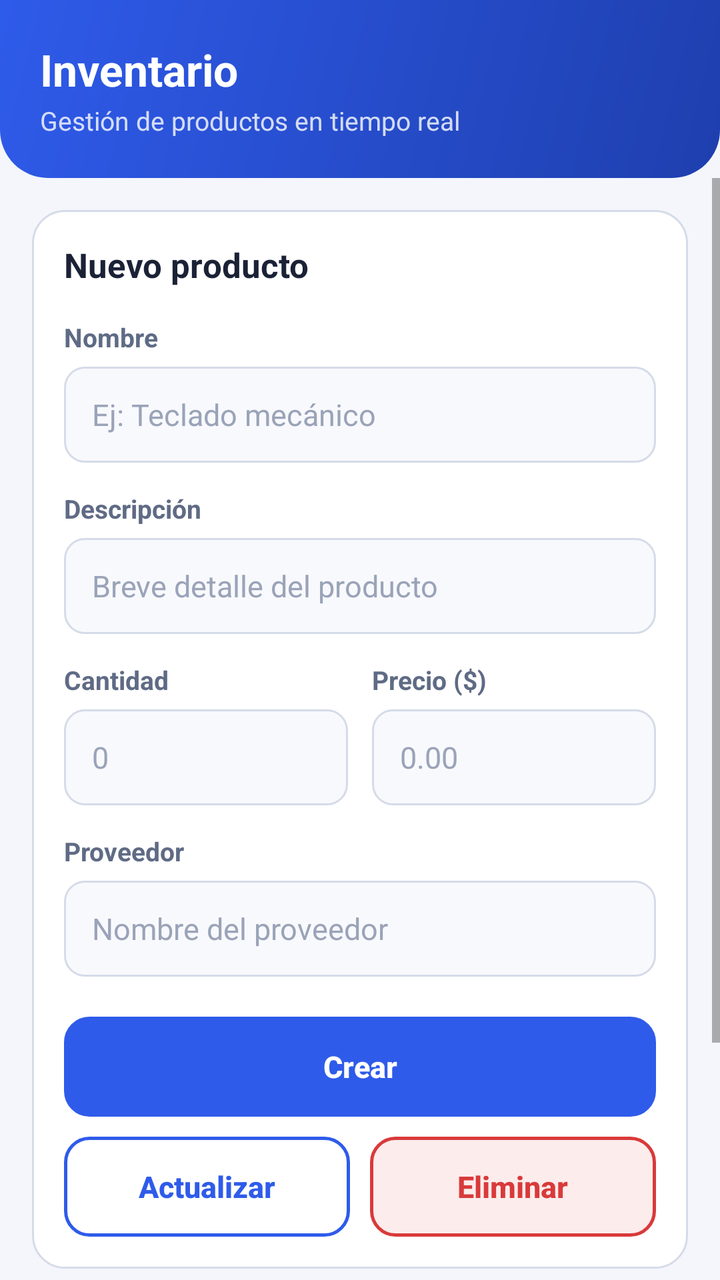
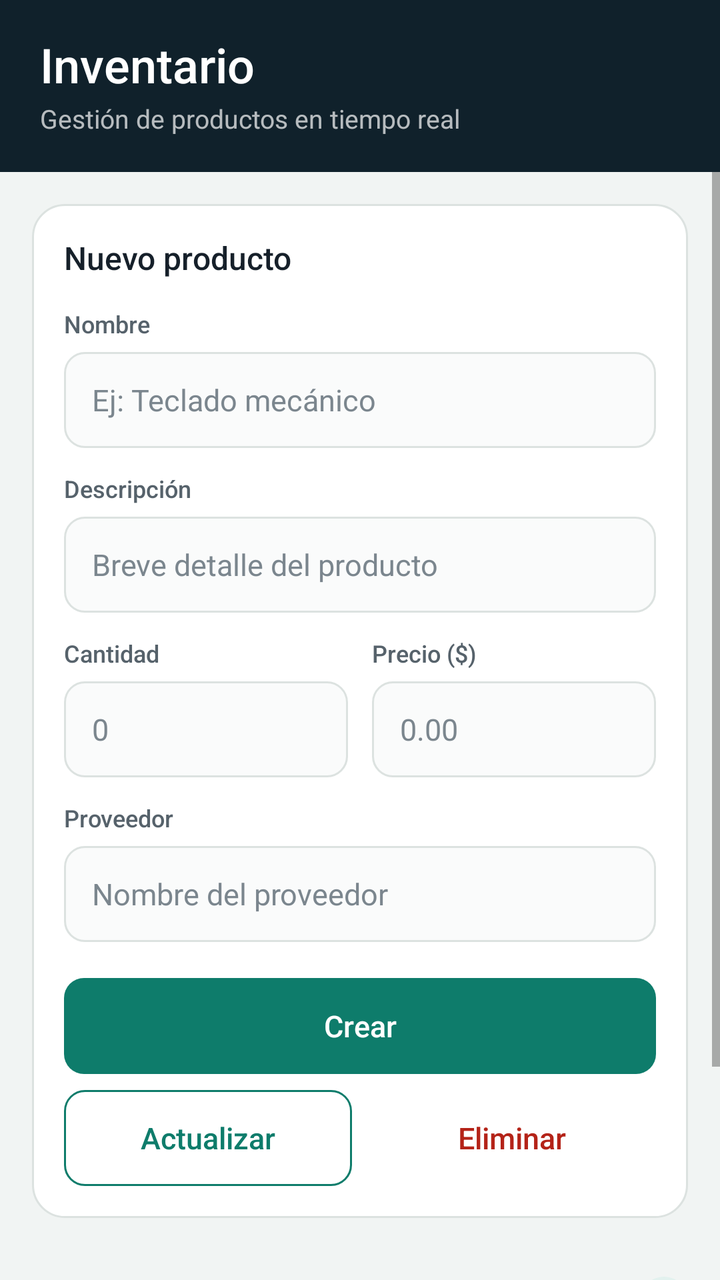

Screens rendered from an Android XML layout before and after an edit, with the pre-edit source and the edit as a unified diff.
<!-- AndroidManifest.xml: activity theme Theme.OperacionesCrud -->
<!-- res/layout/activity_main.xml -->
<?xml version="1.0" encoding="utf-8"?>
<LinearLayout xmlns:android="http://schemas.android.com/apk/res/android"
    android:id="@+id/root"
    android:layout_width="match_parent"
    android:layout_height="match_parent"
    android:background="@color/background"
    android:orientation="vertical">

    
    <LinearLayout
        android:id="@+id/header"
        android:layout_width="match_parent"
        android:layout_height="wrap_content"
        android:background="@drawable/bg_header"
        android:orientation="vertical"
        android:paddingStart="20dp"
        android:paddingTop="20dp"
        android:paddingEnd="20dp"
        android:paddingBottom="20dp">

        <TextView
            android:layout_width="wrap_content"
            android:layout_height="wrap_content"
            android:text="@string/titulo_app"
            android:textColor="@color/white"
            android:textSize="22sp"
            android:textStyle="bold" />

        <TextView
            android:layout_width="wrap_content"
            android:layout_height="wrap_content"
            android:layout_marginTop="2dp"
            android:text="@string/subtitulo_app"
            android:textColor="#CCFFFFFF"
            android:textSize="13sp" />
    </LinearLayout>

    <ScrollView
        android:id="@+id/svMain"
        android:layout_width="match_parent"
        android:layout_height="0dp"
        android:layout_weight="1"
        android:clipToPadding="false"
        android:fillViewport="true"
        android:overScrollMode="ifContentScrolls">

        <LinearLayout
            android:layout_width="match_parent"
            android:layout_height="wrap_content"
            android:orientation="vertical"
            android:padding="16dp">

            
            <LinearLayout
                android:layout_width="match_parent"
                android:layout_height="wrap_content"
                android:background="@drawable/bg_card"
                android:orientation="vertical"
                android:padding="16dp">

                <TextView
                    android:id="@+id/tvFormTitulo"
                    android:layout_width="match_parent"
                    android:layout_height="wrap_content"
                    android:layout_marginBottom="16dp"
                    android:text="@string/titulo_nuevo"
                    android:textColor="@color/text_primary"
                    android:textSize="17sp"
                    android:textStyle="bold" />

                
                <TextView
                    style="@style/FormLabel"
                    android:text="@string/hint_nombre" />

                <EditText
                    android:id="@+id/etNombre"
                    style="@style/FormInput"
                    android:layout_marginBottom="14dp"
                    android:hint="@string/placeholder_nombre"
                    android:inputType="textPersonName|textCapSentences" />

                
                <TextView
                    style="@style/FormLabel"
                    android:text="@string/hint_descripcion" />

                <EditText
                    android:id="@+id/etDescripcion"
                    style="@style/FormInput"
                    android:layout_marginBottom="14dp"
                    android:hint="@string/placeholder_descripcion"
                    android:inputType="text|textCapSentences" />

                
                <LinearLayout
                    android:layout_width="match_parent"
                    android:layout_height="wrap_content"
                    android:layout_marginBottom="14dp"
                    android:orientation="horizontal">

                    <LinearLayout
                        android:layout_width="0dp"
                        android:layout_height="wrap_content"
                        android:layout_marginEnd="6dp"
                        android:layout_weight="1"
                        android:orientation="vertical">

                        <TextView
                            style="@style/FormLabel"
                            android:text="@string/hint_cantidad" />

                        <EditText
                            android:id="@+id/etCantidad"
                            style="@style/FormInput"
                            android:hint="@string/placeholder_cantidad"
                            android:inputType="number" />
                    </LinearLayout>

                    <LinearLayout
                        android:layout_width="0dp"
                        android:layout_height="wrap_content"
                        android:layout_marginStart="6dp"
                        android:layout_weight="1"
                        android:orientation="vertical">

                        <TextView
                            style="@style/FormLabel"
                            android:text="@string/label_precio" />

                        <EditText
                            android:id="@+id/etPrecio"
                            style="@style/FormInput"
                            android:hint="@string/placeholder_precio"
                            android:inputType="numberDecimal" />
                    </LinearLayout>
                </LinearLayout>

                
                <TextView
                    style="@style/FormLabel"
                    android:text="@string/hint_proveedor" />

                <EditText
                    android:id="@+id/etProveedor"
                    style="@style/FormInput"
                    android:layout_marginBottom="20dp"
                    android:hint="@string/placeholder_proveedor"
                    android:inputType="text|textCapWords" />

                
                <Button
                    android:id="@+id/btnCrear"
                    style="@style/AppButton.Primary"
                    android:layout_width="match_parent"
                    android:text="@string/btn_crear" />

                <LinearLayout
                    android:layout_width="match_parent"
                    android:layout_height="wrap_content"
                    android:layout_marginTop="10dp"
                    android:orientation="horizontal">

                    <Button
                        android:id="@+id/btnActualizar"
                        style="@style/AppButton.Outline"
                        android:layout_width="0dp"
                        android:layout_marginEnd="5dp"
                        android:layout_weight="1"
                        android:text="@string/btn_actualizar" />

                    <Button
                        android:id="@+id/btnEliminar"
                        style="@style/AppButton.Danger"
                        android:layout_width="0dp"
                        android:layout_marginStart="5dp"
                        android:layout_weight="1"
                        android:text="@string/btn_eliminar" />
                </LinearLayout>
            </LinearLayout>

            
            <LinearLayout
                android:layout_width="match_parent"
                android:layout_height="wrap_content"
                android:layout_marginTop="24dp"
                android:layout_marginBottom="10dp"
                android:gravity="center_vertical"
                android:orientation="horizontal">

                <TextView
                    android:layout_width="0dp"
                    android:layout_height="wrap_content"
                    android:layout_weight="1"
                    android:text="@string/label_inventario"
                    android:textColor="@color/text_primary"
                    android:textSize="18sp"
                    android:textStyle="bold" />

                <TextView
                    android:id="@+id/tvContador"
                    android:layout_width="wrap_content"
                    android:layout_height="wrap_content"
                    android:background="@drawable/bg_chip"
                    android:paddingStart="12dp"
                    android:paddingTop="4dp"
                    android:paddingEnd="12dp"
                    android:paddingBottom="4dp"
                    android:textColor="@color/primary"
                    android:textSize="12sp"
                    android:textStyle="bold" />
            </LinearLayout>

            <EditText
                android:id="@+id/etBuscar"
                style="@style/FormInput"
                android:layout_marginBottom="14dp"
                android:drawableStart="@android:drawable/ic_menu_search"
                android:drawablePadding="10dp"
                android:drawableTint="@color/text_hint"
                android:hint="@string/hint_buscar"
                android:inputType="text" />

            <LinearLayout
                android:id="@+id/containerInventario"
                android:layout_width="match_parent"
                android:layout_height="wrap_content"
                android:orientation="vertical">

                <TextView
                    android:id="@+id/tvInventario"
                    android:layout_width="match_parent"
                    android:layout_height="wrap_content"
                    android:text="@string/text_cargando"
                    android:textColor="@color/text_secondary"
                    android:textSize="15sp" />
            </LinearLayout>
        </LinearLayout>
    </ScrollView>
</LinearLayout>
<!-- resources referenced by this layout -->
<resources>
  <color name="background">#FFF4F6FB</color>
  <color name="primary">#FF2F5BEA</color>
  <color name="text_hint">#FF9AA3B8</color>
  <color name="text_primary">#FF1B2236</color>
  <color name="text_secondary">#FF5F6B85</color>
  <!-- drawable bg_card (drawable) -->
  <?xml version="1.0" encoding="utf-8"?>
  <shape xmlns:android="http://schemas.android.com/apk/res/android" android:shape="rectangle">
      <solid android:color="@color/surface" />
      <corners android:radius="16dp" />
      <stroke android:width="1dp" android:color="@color/stroke" />
  </shape>
  <!-- drawable bg_chip (drawable) -->
  <?xml version="1.0" encoding="utf-8"?>
  <shape xmlns:android="http://schemas.android.com/apk/res/android" android:shape="rectangle">
      <solid android:color="@color/primary_light" />
      <corners android:radius="20dp" />
  </shape>
  <!-- drawable bg_header (drawable) -->
  <?xml version="1.0" encoding="utf-8"?>
  <shape xmlns:android="http://schemas.android.com/apk/res/android" android:shape="rectangle">
      <gradient
          android:angle="315"
          android:endColor="@color/primary_dark"
          android:startColor="@color/primary" />
      <corners
          android:bottomLeftRadius="24dp"
          android:bottomRightRadius="24dp" />
  </shape>
  <style name="AppButton.Danger">
          <item name="android:background">@drawable/bg_button_danger</item>
          <item name="android:textColor">@color/danger</item>
      </style>
  <style name="AppButton.Outline">
          <item name="android:background">@drawable/bg_button_outline</item>
          <item name="android:textColor">@color/primary</item>
      </style>
  <style name="AppButton.Primary">
          <item name="android:background">@drawable/bg_button_primary</item>
          <item name="android:textColor">@color/white</item>
      </style>
  <style name="FormInput">
          <item name="android:layout_width">match_parent</item>
          <item name="android:layout_height">48dp</item>
          <item name="android:background">@drawable/bg_input</item>
          <item name="android:paddingStart">14dp</item>
          <item name="android:paddingEnd">14dp</item>
          <item name="android:textColor">@color/text_primary</item>
          <item name="android:textColorHint">@color/text_hint</item>
          <item name="android:textSize">15sp</item>
          <item name="android:maxLines">1</item>
      </style>
  <style name="FormLabel">
          <item name="android:layout_width">match_parent</item>
          <item name="android:layout_height">wrap_content</item>
          <item name="android:layout_marginBottom">6dp</item>
          <item name="android:textColor">@color/text_secondary</item>
          <item name="android:textSize">13sp</item>
          <item name="android:textStyle">bold</item>
      </style>
  <color name="stroke">#FFD5DBE8</color>
  <color name="primary_light">#FFEAF0FF</color>
  <color name="primary_dark">#FF1E3FAE</color>
  <!-- drawable bg_button_danger (drawable) -->
  <?xml version="1.0" encoding="utf-8"?>
  <ripple xmlns:android="http://schemas.android.com/apk/res/android"
      android:color="@color/ripple">
      <item>
          <shape android:shape="rectangle">
              <solid android:color="@color/danger_light" />
              <corners android:radius="12dp" />
              <stroke android:width="1.5dp" android:color="@color/danger" />
          </shape>
      </item>
  </ripple>
  <color name="danger">#FFD93A3A</color>
  <!-- drawable bg_button_outline (drawable) -->
  <?xml version="1.0" encoding="utf-8"?>
  <ripple xmlns:android="http://schemas.android.com/apk/res/android"
      android:color="@color/ripple">
      <item>
          <shape android:shape="rectangle">
              <solid android:color="@color/surface" />
              <corners android:radius="12dp" />
              <stroke android:width="1.5dp" android:color="@color/primary" />
          </shape>
      </item>
  </ripple>
  <!-- drawable bg_button_primary (drawable) -->
  <?xml version="1.0" encoding="utf-8"?>
  <ripple xmlns:android="http://schemas.android.com/apk/res/android"
      android:color="@color/ripple">
      <item>
          <shape android:shape="rectangle">
              <solid android:color="@color/primary" />
              <corners android:radius="12dp" />
              <stroke android:width="1.5dp" android:color="@color/primary" />
          </shape>
      </item>
  </ripple>
  <!-- drawable bg_input (drawable) -->
  <?xml version="1.0" encoding="utf-8"?>
  <selector xmlns:android="http://schemas.android.com/apk/res/android">
      <item android:state_focused="true">
          <shape android:shape="rectangle">
              <solid android:color="@color/surface" />
              <corners android:radius="10dp" />
              <stroke android:width="2dp" android:color="@color/primary" />
          </shape>
      </item>
      <item>
          <shape android:shape="rectangle">
              <solid android:color="@color/input_fill" />
              <corners android:radius="10dp" />
              <stroke android:width="1dp" android:color="@color/stroke" />
          </shape>
      </item>
  </selector>
  <color name="ripple">#1F2F5BEA</color>
  <color name="danger_light">#FFFDECEC</color>
  <color name="input_fill">#FFF8F9FC</color>
  <!-- unchanged entries left out for length: 22 -->
</resources>

<!-- the commit's change to res/layout/activity_main.xml (unified diff, before → after) -->
@@ -14,24 +14,24 @@
         android:background="@drawable/bg_header"
         android:orientation="vertical"
         android:paddingStart="20dp"
-        android:paddingTop="20dp"
+        android:paddingTop="16dp"
         android:paddingEnd="20dp"
-        android:paddingBottom="20dp">
+        android:paddingBottom="18dp">
 
         <TextView
             android:layout_width="wrap_content"
             android:layout_height="wrap_content"
+            android:fontFamily="sans-serif-medium"
             android:text="@string/titulo_app"
             android:textColor="@color/white"
-            android:textSize="22sp"
-            android:textStyle="bold" />
+            android:textSize="24sp" />
 
         <TextView
             android:layout_width="wrap_content"
             android:layout_height="wrap_content"
             android:layout_marginTop="2dp"
             android:text="@string/subtitulo_app"
-            android:textColor="#CCFFFFFF"
+            android:textColor="#B3FFFFFF"
             android:textSize="13sp" />
     </LinearLayout>
 
@@ -62,41 +62,38 @@
                     android:id="@+id/tvFormTitulo"
                     android:layout_width="match_parent"
                     android:layout_height="wrap_content"
-                    android:layout_marginBottom="16dp"
+                    android:layout_marginBottom="14dp"
+                    android:fontFamily="sans-serif-medium"
                     android:text="@string/titulo_nuevo"
                     android:textColor="@color/text_primary"
-                    android:textSize="17sp"
-                    android:textStyle="bold" />
-
-                
-                <TextView
-                    style="@style/FormLabel"
+                    android:textSize="16sp" />
+
+                <TextView
+                    style="@style/InvLabel"
                     android:text="@string/hint_nombre" />
 
                 <EditText
                     android:id="@+id/etNombre"
-                    style="@style/FormInput"
-                    android:layout_marginBottom="14dp"
+                    style="@style/InvInput"
+                    android:layout_marginBottom="12dp"
                     android:hint="@string/placeholder_nombre"
                     android:inputType="textPersonName|textCapSentences" />
 
-                
-                <TextView
-                    style="@style/FormLabel"
+                <TextView
+                    style="@style/InvLabel"
                     android:text="@string/hint_descripcion" />
 
                 <EditText
                     android:id="@+id/etDescripcion"
-                    style="@style/FormInput"
-                    android:layout_marginBottom="14dp"
+                    style="@style/InvInput"
+                    android:layout_marginBottom="12dp"
                     android:hint="@string/placeholder_descripcion"
                     android:inputType="text|textCapSentences" />
 
-                
                 <LinearLayout
                     android:layout_width="match_parent"
                     android:layout_height="wrap_content"
-                    android:layout_marginBottom="14dp"
+                    android:layout_marginBottom="12dp"
                     android:orientation="horizontal">
 
                     <LinearLayout
@@ -107,12 +104,12 @@
                         android:orientation="vertical">
 
                         <TextView
-                            style="@style/FormLabel"
+                            style="@style/InvLabel"
                             android:text="@string/hint_cantidad" />
 
                         <EditText
                             android:id="@+id/etCantidad"
-                            style="@style/FormInput"
+                            style="@style/InvInput"
                             android:hint="@string/placeholder_cantidad"
                             android:inputType="number" />
                     </LinearLayout>
@@ -125,55 +122,55 @@
                         android:orientation="vertical">
 
                         <TextView
-                            style="@style/FormLabel"
+                            style="@style/InvLabel"
                             android:text="@string/label_precio" />
 
                         <EditText
                             android:id="@+id/etPrecio"
-                            style="@style/FormInput"
+                            style="@style/InvInput"
                             android:hint="@string/placeholder_precio"
                             android:inputType="numberDecimal" />
                     </LinearLayout>
                 </LinearLayout>
 
-                
-                <TextView
-                    style="@style/FormLabel"
+                <TextView
+                    style="@style/InvLabel"
                     android:text="@string/hint_proveedor" />
 
                 <EditText
                     android:id="@+id/etProveedor"
-                    style="@style/FormInput"
-                    android:layout_marginBottom="20dp"
+                    style="@style/InvInput"
+                    android:layout_marginBottom="18dp"
                     android:hint="@string/placeholder_proveedor"
                     android:inputType="text|textCapWords" />
 
-                
                 <Button
                     android:id="@+id/btnCrear"
-                    style="@style/AppButton.Primary"
+                    style="@style/InvButton.Primary"
                     android:layout_width="match_parent"
                     android:text="@string/btn_crear" />
 
+                
                 <LinearLayout
-                    android:layout_width="match_parent"
-                    android:layout_height="wrap_content"
-                    android:layout_marginTop="10dp"
+                    android:id="@+id/filaAcciones"
+                    android:layout_width="match_parent"
+                    android:layout_height="wrap_content"
+                    android:layout_marginTop="8dp"
                     android:orientation="horizontal">
 
                     <Button
                         android:id="@+id/btnActualizar"
-                        style="@style/AppButton.Outline"
-                        android:layout_width="0dp"
-                        android:layout_marginEnd="5dp"
+                        style="@style/InvButton.Outline"
+                        android:layout_width="0dp"
+                        android:layout_marginEnd="4dp"
                         android:layout_weight="1"
                         android:text="@string/btn_actualizar" />
 
                     <Button
                         android:id="@+id/btnEliminar"
-                        style="@style/AppButton.Danger"
-                        android:layout_width="0dp"
-                        android:layout_marginStart="5dp"
+                        style="@style/InvButton.Danger"
+                        android:layout_width="0dp"
+                        android:layout_marginStart="4dp"
                         android:layout_weight="1"
                         android:text="@string/btn_eliminar" />
                 </LinearLayout>
@@ -183,8 +180,8 @@
             <LinearLayout
                 android:layout_width="match_parent"
                 android:layout_height="wrap_content"
-                android:layout_marginTop="24dp"
-                android:layout_marginBottom="10dp"
+                android:layout_marginTop="28dp"
+                android:layout_marginBottom="12dp"
                 android:gravity="center_vertical"
                 android:orientation="horizontal">
 
@@ -192,32 +189,31 @@
                     android:layout_width="0dp"
                     android:layout_height="wrap_content"
                     android:layout_weight="1"
+                    android:fontFamily="sans-serif-medium"
                     android:text="@string/label_inventario"
                     android:textColor="@color/text_primary"
-                    android:textSize="18sp"
-                    android:textStyle="bold" />
+                    android:textSize="20sp" />
 
                 <TextView
                     android:id="@+id/tvContador"
                     android:layout_width="wrap_content"
                     android:layout_height="wrap_content"
                     android:background="@drawable/bg_chip"
+                    android:fontFamily="sans-serif-medium"
                     android:paddingStart="12dp"
                     android:paddingTop="4dp"
                     android:paddingEnd="12dp"
                     android:paddingBottom="4dp"
-                    android:textColor="@color/primary"
-                    android:textSize="12sp"
-                    android:textStyle="bold" />
+                    android:textColor="@color/primary_dark"
+                    android:textSize="12sp" />
             </LinearLayout>
 
             <EditText
                 android:id="@+id/etBuscar"
-                style="@style/FormInput"
-                android:layout_marginBottom="14dp"
-                android:drawableStart="@android:drawable/ic_menu_search"
+                style="@style/InvInput"
+                android:layout_marginBottom="12dp"
+                android:drawableStart="@drawable/ic_search"
                 android:drawablePadding="10dp"
-                android:drawableTint="@color/text_hint"
                 android:hint="@string/hint_buscar"
                 android:inputType="text" />
 
<!-- resource entries referenced after the edit -->
@@ -1,50 +1,64 @@
 <!-- resources referenced by this layout -->
 <resources>
-  <color name="background">#FFF4F6FB</color>
-  <color name="primary">#FF2F5BEA</color>
-  <color name="text_hint">#FF9AA3B8</color>
-  <color name="text_primary">#FF1B2236</color>
-  <color name="text_secondary">#FF5F6B85</color>
+  <color name="background">#FFF1F4F3</color>
+  <color name="primary">#FF0E7C6B</color>
+  <color name="text_hint">#FF7B868E</color>
+  <color name="text_primary">#FF16202A</color>
+  <color name="text_secondary">#FF56626B</color>
   <!-- drawable bg_card (drawable) -->
   <?xml version="1.0" encoding="utf-8"?>
   <shape xmlns:android="http://schemas.android.com/apk/res/android" android:shape="rectangle">
       <solid android:color="@color/surface" />
+      <stroke android:width="1dp" android:color="@color/stroke" />
       <corners android:radius="16dp" />
-      <stroke android:width="1dp" android:color="@color/stroke" />
   </shape>
   <!-- drawable bg_chip (drawable) -->
   <?xml version="1.0" encoding="utf-8"?>
   <shape xmlns:android="http://schemas.android.com/apk/res/android" android:shape="rectangle">
       <solid android:color="@color/primary_light" />
-      <corners android:radius="20dp" />
+      <corners android:radius="100dp" />
   </shape>
   <!-- drawable bg_header (drawable) -->
   <?xml version="1.0" encoding="utf-8"?>
   <shape xmlns:android="http://schemas.android.com/apk/res/android" android:shape="rectangle">
-      <gradient
-          android:angle="315"
-          android:endColor="@color/primary_dark"
-          android:startColor="@color/primary" />
-      <corners
-          android:bottomLeftRadius="24dp"
-          android:bottomRightRadius="24dp" />
+      <solid android:color="@color/ink" />
   </shape>
-  <style name="AppButton.Danger">
+  <!-- drawable ic_search (drawable) -->
+  <?xml version="1.0" encoding="utf-8"?>
+  <vector xmlns:android="http://schemas.android.com/apk/res/android"
+      android:width="20dp"
+      android:height="20dp"
+      android:viewportWidth="24"
+      android:viewportHeight="24">
+      <path
+          android:fillColor="@android:color/transparent"
+          android:pathData="M11,11m-7,0a7,7 0 1,0 14,0a7,7 0 1,0 -14,0"
+          android:strokeColor="@color/text_hint"
+          android:strokeWidth="2" />
+      <path
+          android:fillColor="@android:color/transparent"
+          android:pathData="M20.5,20.5L16,16"
+          android:strokeColor="@color/text_hint"
+          android:strokeLineCap="round"
+          android:strokeWidth="2" />
+  </vector>
+  <style name="InvButton.Danger">
           <item name="android:background">@drawable/bg_button_danger</item>
           <item name="android:textColor">@color/danger</item>
       </style>
-  <style name="AppButton.Outline">
+  <style name="InvButton.Outline">
           <item name="android:background">@drawable/bg_button_outline</item>
           <item name="android:textColor">@color/primary</item>
       </style>
-  <style name="AppButton.Primary">
+  <style name="InvButton.Primary">
           <item name="android:background">@drawable/bg_button_primary</item>
           <item name="android:textColor">@color/white</item>
       </style>
-  <style name="FormInput">
+  <style name="InvInput">
           <item name="android:layout_width">match_parent</item>
           <item name="android:layout_height">48dp</item>
           <item name="android:background">@drawable/bg_input</item>
+          <item name="android:gravity">center_vertical</item>
           <item name="android:paddingStart">14dp</item>
           <item name="android:paddingEnd">14dp</item>
           <item name="android:textColor">@color/text_primary</item>
@@ -52,51 +66,65 @@
           <item name="android:textSize">15sp</item>
           <item name="android:maxLines">1</item>
       </style>
-  <style name="FormLabel">
+  <style name="InvLabel">
           <item name="android:layout_width">match_parent</item>
           <item name="android:layout_height">wrap_content</item>
           <item name="android:layout_marginBottom">6dp</item>
           <item name="android:textColor">@color/text_secondary</item>
-          <item name="android:textSize">13sp</item>
-          <item name="android:textStyle">bold</item>
+          <item name="android:textSize">12sp</item>
+          <item name="android:fontFamily">sans-serif-medium</item>
       </style>
-  <color name="stroke">#FFD5DBE8</color>
-  <color name="primary_light">#FFEAF0FF</color>
-  <color name="primary_dark">#FF1E3FAE</color>
+  <color name="stroke">#FFDCE2E0</color>
+  <color name="primary_light">#FFE2F1EE</color>
+  <color name="ink">#FF10212B</color>
+  <color name="primary_dark">#FF0A5C4F</color>
   <!-- drawable bg_button_danger (drawable) -->
   <?xml version="1.0" encoding="utf-8"?>
-  <ripple xmlns:android="http://schemas.android.com/apk/res/android"
-      android:color="@color/ripple">
+  <ripple xmlns:android="http://schemas.android.com/apk/res/android" android:color="#26B42318">
       <item>
           <shape android:shape="rectangle">
-              <solid android:color="@color/danger_light" />
-              <corners android:radius="12dp" />
-              <stroke android:width="1.5dp" android:color="@color/danger" />
+              <solid android:color="@android:color/transparent" />
+              <corners android:radius="10dp" />
+          </shape>
+      </item>
+      <item android:id="@android:id/mask">
+          <shape android:shape="rectangle">
+              <solid android:color="#FFFFFFFF" />
+              <corners android:radius="10dp" />
           </shape>
       </item>
   </ripple>
-  <color name="danger">#FFD93A3A</color>
+  <color name="danger">#FFB42318</color>
   <!-- drawable bg_button_outline (drawable) -->
   <?xml version="1.0" encoding="utf-8"?>
-  <ripple xmlns:android="http://schemas.android.com/apk/res/android"
-      android:color="@color/ripple">
+  <ripple xmlns:android="http://schemas.android.com/apk/res/android" android:color="@color/ripple">
       <item>
           <shape android:shape="rectangle">
               <solid android:color="@color/surface" />
-              <corners android:radius="12dp" />
-              <stroke android:width="1.5dp" android:color="@color/primary" />
+              <stroke android:width="1dp" android:color="@color/primary" />
+              <corners android:radius="10dp" />
+          </shape>
+      </item>
+      <item android:id="@android:id/mask">
+          <shape android:shape="rectangle">
+              <solid android:color="#FFFFFFFF" />
+              <corners android:radius="10dp" />
           </shape>
       </item>
   </ripple>
   <!-- drawable bg_button_primary (drawable) -->
   <?xml version="1.0" encoding="utf-8"?>
-  <ripple xmlns:android="http://schemas.android.com/apk/res/android"
-      android:color="@color/ripple">
+  <ripple xmlns:android="http://schemas.android.com/apk/res/android" android:color="#33FFFFFF">
       <item>
           <shape android:shape="rectangle">
               <solid android:color="@color/primary" />
-              <corners android:radius="12dp" />
-              <stroke android:width="1.5dp" android:color="@color/primary" />
+              <corners android:radius="10dp" />
+          </shape>
+      </item>
+      <item android:id="@android:id/mask">
+          <shape android:shape="rectangle">
+              <solid android:color="#FFFFFFFF" />
+              <corners android:radius="10dp" />
           </shape>
       </item>
   </ripple>
@@ -106,21 +134,20 @@
       <item android:state_focused="true">
           <shape android:shape="rectangle">
               <solid android:color="@color/surface" />
+              <stroke android:width="2dp" android:color="@color/primary" />
               <corners android:radius="10dp" />
-              <stroke android:width="2dp" android:color="@color/primary" />
           </shape>
       </item>
       <item>
           <shape android:shape="rectangle">
               <solid android:color="@color/input_fill" />
+              <stroke android:width="1dp" android:color="@color/stroke" />
               <corners android:radius="10dp" />
-              <stroke android:width="1dp" android:color="@color/stroke" />
           </shape>
       </item>
   </selector>
-  <color name="ripple">#1F2F5BEA</color>
-  <color name="danger_light">#FFFDECEC</color>
-  <color name="input_fill">#FFF8F9FC</color>
+  <color name="ripple">#1F0E7C6B</color>
+  <color name="input_fill">#FFFAFBFB</color>
   <!-- unchanged entries left out for length: 22 -->
 </resources>
 
